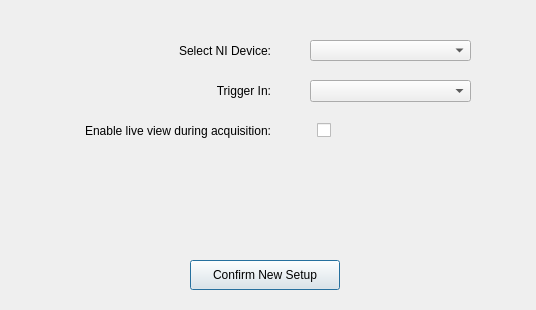
Qt form src/app/src/advancedsetupdialog.ui (CuriBio/nautilus_acquisition) before a commit.
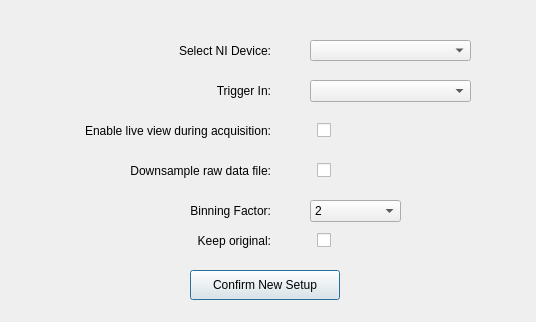
The same form after that commit.

Commit message:
Downsample raw files (#82)
* add new advanced setup options for downsampling raw files

What changed in the file:
```diff
--- a/src/app/src/advancedsetupdialog.ui
+++ b/src/app/src/advancedsetupdialog.ui
@@ -7,7 +7,7 @@
     <x>0</x>
     <y>0</y>
     <width>536</width>
-    <height>310</height>
+    <height>322</height>
    </rect>
   </property>
   <property name="windowTitle">
@@ -43,7 +43,7 @@
    <property name="geometry">
     <rect>
      <x>190</x>
-     <y>260</y>
+     <y>270</y>
      <width>150</width>
      <height>30</height>
     </rect>
@@ -110,6 +110,125 @@
     <set>Qt::AlignRight|Qt::AlignTrailing|Qt::AlignVCenter</set>
    </property>
   </widget>
+  <widget class="QLabel" name="label_4">
+   <property name="geometry">
+    <rect>
+     <x>10</x>
+     <y>160</y>
+     <width>261</width>
+     <height>21</height>
+    </rect>
+   </property>
+   <property name="text">
+    <string>Downsample raw data file:</string>
+   </property>
+   <property name="alignment">
+    <set>Qt::AlignRight|Qt::AlignTrailing|Qt::AlignVCenter</set>
+   </property>
+  </widget>
+  <widget class="QCheckBox" name="checkDownsampleRawFiles">
+   <property name="geometry">
+    <rect>
+     <x>310</x>
+     <y>160</y>
+     <width>21</width>
+     <height>21</height>
+    </rect>
+   </property>
+   <property name="layoutDirection">
+    <enum>Qt::RightToLeft</enum>
+   </property>
+   <property name="text">
+    <string/>
+   </property>
+  </widget>
+  <widget class="QLabel" name="label_5">
+   <property name="geometry">
+    <rect>
+     <x>10</x>
+     <y>200</y>
+     <width>261</width>
+     <height>21</height>
+    </rect>
+   </property>
+   <property name="styleSheet">
+    <string notr="true">font-size: 12px;</string>
+   </property>
+   <property name="text">
+    <string>Binning Factor:</string>
+   </property>
+   <property name="alignment">
+    <set>Qt::AlignRight|Qt::AlignTrailing|Qt::AlignVCenter</set>
+   </property>
+  </widget>
+  <widget class="QComboBox" name="binFactorList">
+   <property name="enabled">
+    <bool>true</bool>
+   </property>
+   <property name="geometry">
+    <rect>
+     <x>310</x>
+     <y>200</y>
+     <width>91</width>
+     <height>22</height>
+    </rect>
+   </property>
+   <item>
+    <property name="text">
+     <string>2</string>
+    </property>
+   </item>
+   <item>
+    <property name="text">
+     <string>4</string>
+    </property>
+   </item>
+   <item>
+    <property name="text">
+     <string>8</string>
+    </property>
+   </item>
+   <item>
+    <property name="text">
+     <string>16</string>
+    </property>
+   </item>
+  </widget>
+  <widget class="QLabel" name="label_6">
+   <property name="geometry">
+    <rect>
+     <x>10</x>
+     <y>230</y>
+     <width>261</width>
+     <height>21</height>
+    </rect>
+   </property>
+   <property name="styleSheet">
+    <string notr="true">font-size: 12px;</string>
+   </property>
+   <property name="text">
+    <string>Keep original:</string>
+   </property>
+   <property name="alignment">
+    <set>Qt::AlignRight|Qt::AlignTrailing|Qt::AlignVCenter</set>
+   </property>
+  </widget>
+  <widget class="QCheckBox" name="checkKeepOriginalRaw">
+   <property name="geometry">
+    <rect>
+     <x>310</x>
+     <y>230</y>
+     <width>21</width>
+     <height>21</height>
+    </rect>
+   </property>
+   <property name="layoutDirection">
+    <enum>Qt::RightToLeft</enum>
+   </property>
+   <property name="text">
+    <string/>
+   </property>
+  </widget>
  </widget>
  <resources/>
  <connections/>
```
Left out of the diff: 2 changed lines with no effect on the pictures. The commit also changes 9 other files.
